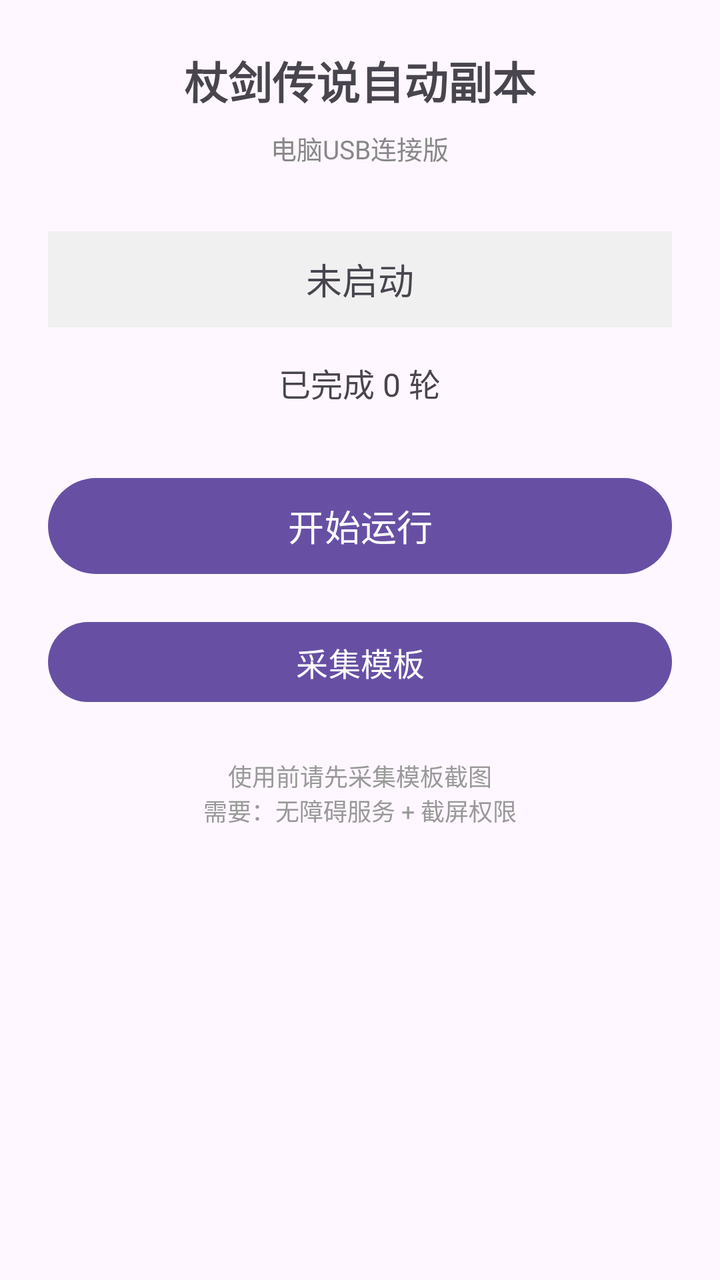
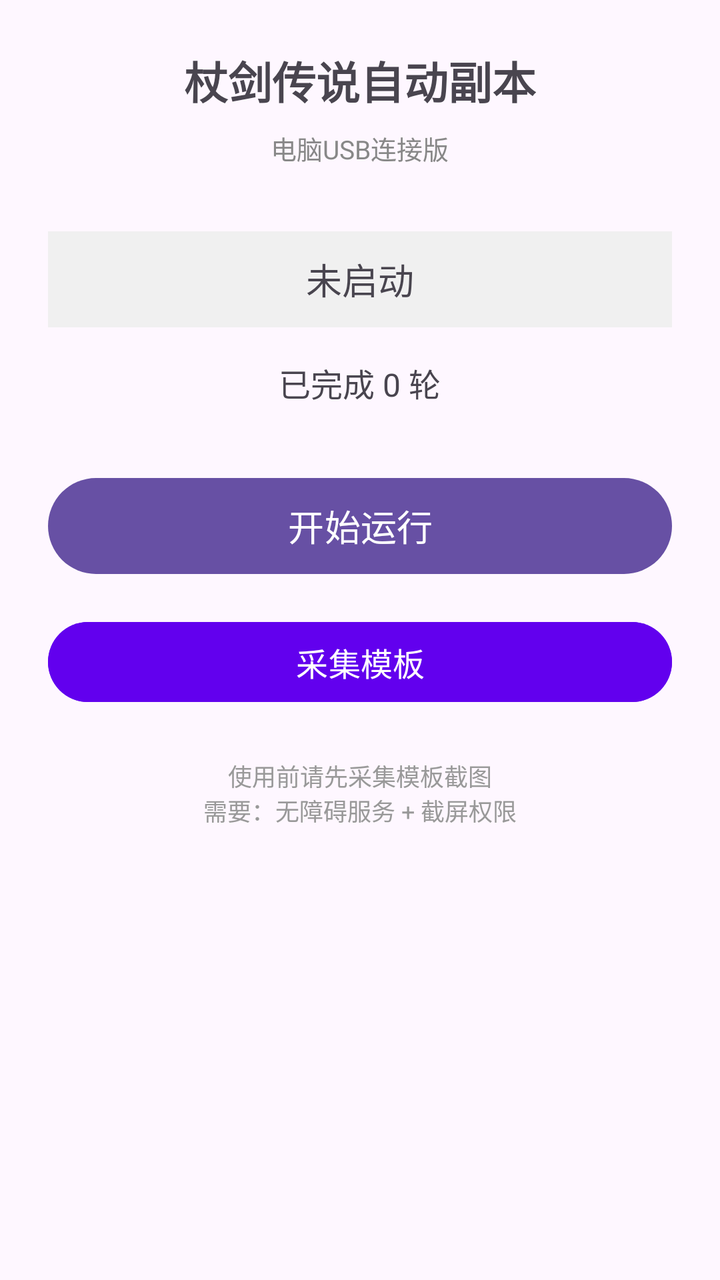

Screens rendered from an Android XML layout before and after an edit, with the pre-edit source and the edit as a unified diff.
<!-- AndroidManifest.xml: application theme Theme.Material3.DayNight.NoActionBar -->
<!-- res/layout/activity_main.xml -->
<?xml version="1.0" encoding="utf-8"?>
<LinearLayout xmlns:android="http://schemas.android.com/apk/res/android"
    android:layout_width="match_parent"
    android:layout_height="match_parent"
    android:orientation="vertical"
    android:gravity="center_horizontal"
    android:padding="24dp">

    <TextView
        android:layout_width="wrap_content"
        android:layout_height="wrap_content"
        android:text="杖剑传说自动副本"
        android:textSize="22sp"
        android:textStyle="bold"
        android:layout_marginBottom="8dp" />

    <TextView
        android:layout_width="wrap_content"
        android:layout_height="wrap_content"
        android:text="电脑USB连接版"
        android:textSize="13sp"
        android:textColor="#888"
        android:layout_marginBottom="32dp" />

    <TextView
        android:id="@+id/statusText"
        android:layout_width="match_parent"
        android:layout_height="48dp"
        android:gravity="center"
        android:text="未启动"
        android:textSize="18sp"
        android:background="#F0F0F0"
        android:layout_marginBottom="16dp" />

    <TextView
        android:id="@+id/cycleText"
        android:layout_width="wrap_content"
        android:layout_height="wrap_content"
        android:text="已完成 0 轮"
        android:textSize="16sp"
        android:layout_marginBottom="32dp" />

    <Button
        android:id="@+id/startBtn"
        android:layout_width="match_parent"
        android:layout_height="56dp"
        android:text="开始运行"
        android:textSize="18sp"
        android:layout_marginBottom="16dp" />

    <Button
        android:id="@+id/setupBtn"
        android:layout_width="match_parent"
        android:layout_height="48dp"
        android:text="采集模板"
        android:textSize="16sp"
        style="@style/Widget.Material3.Button.Tonal" />

    <TextView
        android:layout_width="wrap_content"
        android:layout_height="wrap_content"
        android:layout_marginTop="24dp"
        android:text="使用前请先采集模板截图\n需要：无障碍服务 + 截屏权限"
        android:textSize="12sp"
        android:textColor="#999"
        android:gravity="center" />

</LinearLayout>
<!-- resources referenced by this layout -->
<resources>

</resources>

<!-- the commit's change to res/layout/activity_main.xml (unified diff, before → after) -->
@@ -54,7 +54,7 @@
         android:layout_height="48dp"
         android:text="采集模板"
         android:textSize="16sp"
-        style="@style/Widget.Material3.Button.Tonal" />
+        android:backgroundTint="#6200EE" />
 
     <TextView
         android:layout_width="wrap_content"
